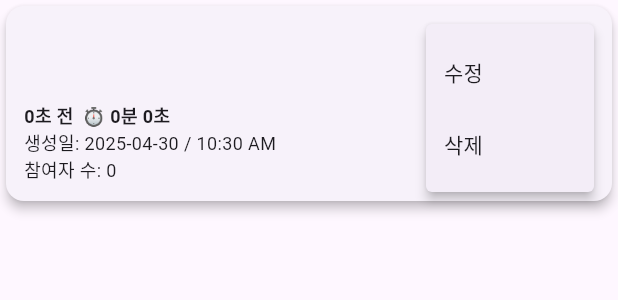
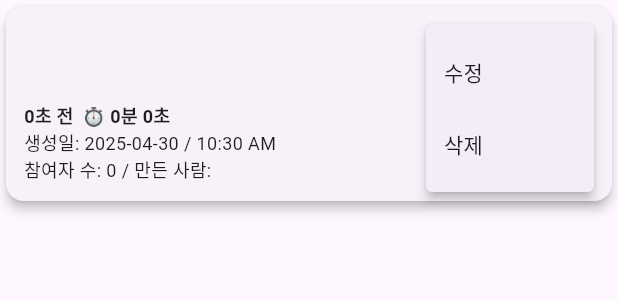
Before and after one commit to IngyoKim/TalkPilot, a Flutter app: the ProjectCard widget shown alone on an empty page, opened directly with empty values, after a tap on the "more vert" icon, on a phone screen of 412 x 824 dp. Shown: the top 300 px of the screen. Run offline on Flutter 3.47's test engine with Material 3 defaults, Android fonts, the phone set to English and light mode, and no system bars; our stand-ins replace firebase_auth, firebase_core, firebase_database, flutter_dotenv, fluttertoast, google_sign_in and 2 more; missing offline and left inert: kakao_flutter_sdk_common, kakao_flutter_sdk_user; accounts and stored records are empty; generated files the repository leaves out were written again.

Commit message:
feat: 만든 사람 기능 구현 중(5%)

```diff
--- a/app/lib/src/pages/work_page/widgets/work_dialogs.dart
+++ b/app/lib/src/pages/work_page/widgets/work_dialogs.dart
@@ -174,10 +174,8 @@ class _ProjectCardState extends State<ProjectCard> {
                   overflow: TextOverflow.ellipsis,
                 ),
                 Text(
-                  '참여자 수: ${project.participants.length}',
+                  '참여자 수: ${project.participants.length} / 만든 사람: ',
                   style: const TextStyle(fontSize: 12),
-                  maxLines: 1,
-                  overflow: TextOverflow.ellipsis,
                 ),
               ],
             ),
--- a/app/lib/src/pages/work_page/work_page.dart
+++ b/app/lib/src/pages/work_page/work_page.dart
@@ -1,8 +1,10 @@
 import 'package:flutter/material.dart';
 import 'package:provider/provider.dart';
+
 import 'package:talk_pilot/src/pages/work_page/widgets/project_detail_page.dart';
 import 'package:talk_pilot/src/pages/work_page/widgets/work_dialogs.dart';
 import 'package:talk_pilot/src/pages/work_page/widgets/project_card.dart';
+
 import 'package:talk_pilot/src/provider/user_provider.dart';
 import 'package:talk_pilot/src/provider/project_provider.dart';
 import 'package:talk_pilot/src/models/project_model.dart';
```
